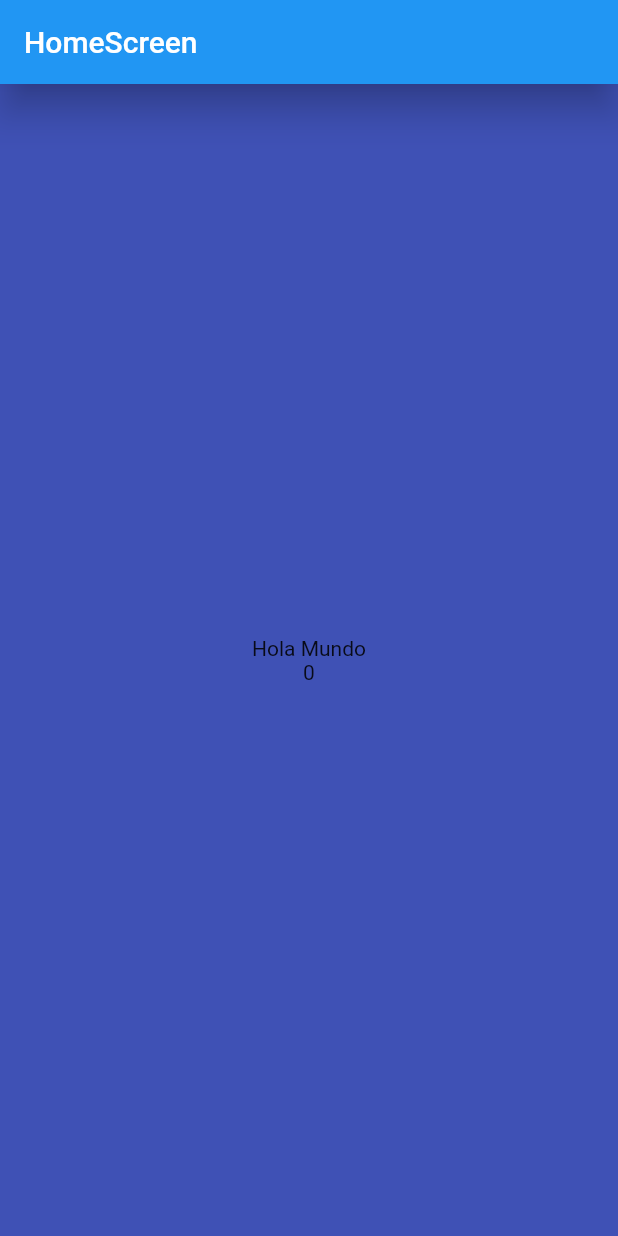
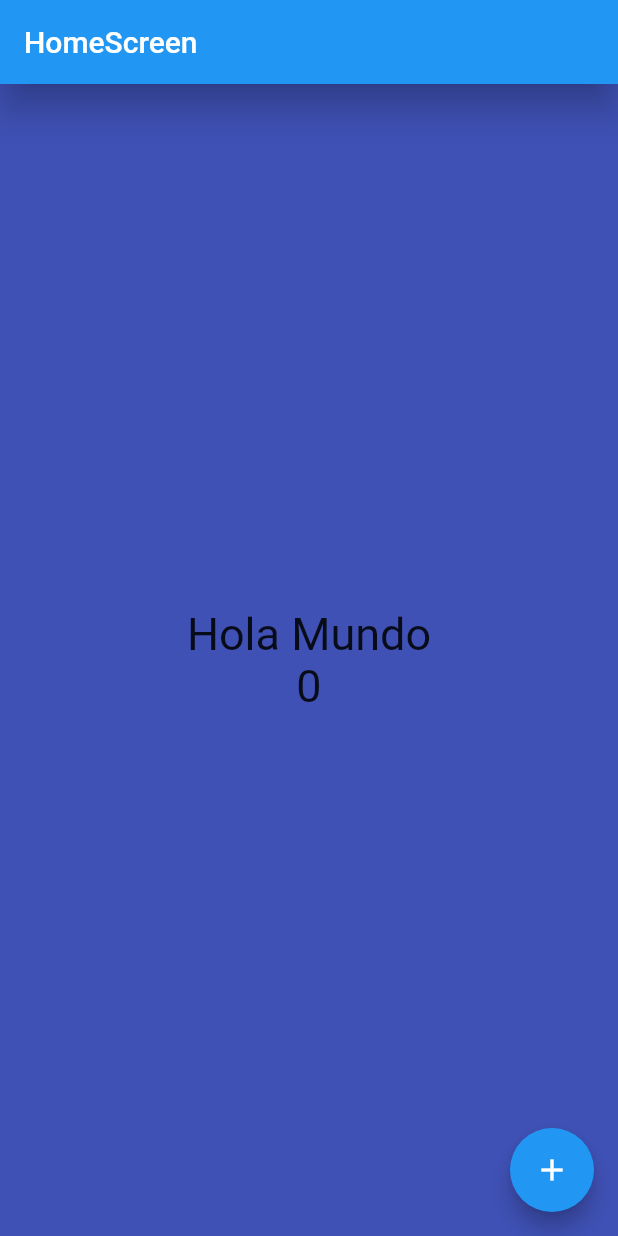
Before and after one commit to LuisFerTR/hola_mundo_flutter, a Flutter app: the screen it shows after launch, on a phone screen of 412 x 824 dp. Run offline on Flutter 3.47's test engine with Material 2 defaults, Android fonts, the phone set to English and light mode, and no system bars.

Commit message:
Agrego variable para estilo e icono

```diff
--- a/lib/homeScreen/home_screen.dart
+++ b/lib/homeScreen/home_screen.dart
@@ -5,6 +5,8 @@ class HomeScreen extends StatelessWidget {
 
   @override
   Widget build(BuildContext context) {
+    const font30 = TextStyle(fontSize: 30);
+
     return Scaffold(
         appBar: AppBar(
           title: const Text('HomeScreen'),
@@ -15,9 +17,13 @@ class HomeScreen extends StatelessWidget {
             child: Column(
           mainAxisAlignment: MainAxisAlignment.center,
           children: const [
-            Text('Hola Mundo'),
-            Text('0')
+            Text('Hola Mundo', style: font30),
+            Text('0', style: font30)
           ],
-        )));
+        )),
+        floatingActionButton: FloatingActionButton(
+          child: const Icon(Icons.add),
+          onPressed: () {},
+        ));
   }
 }
```
